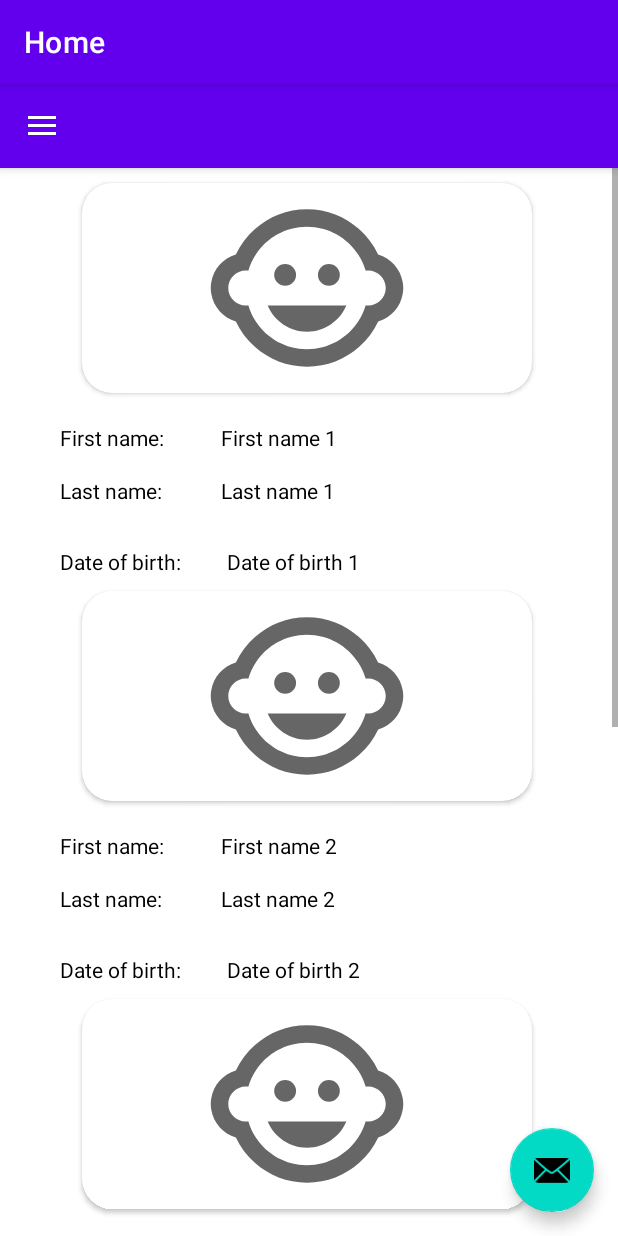
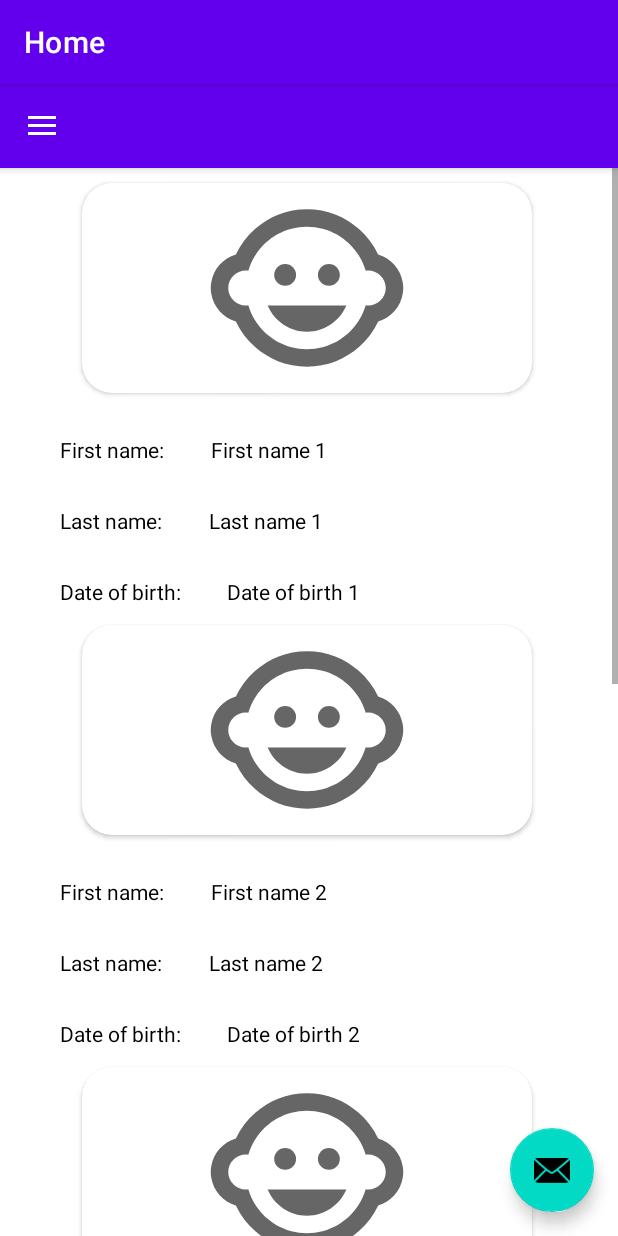
Before and after one commit to kclaudeeager/maternally_app, an Android app: the fragment Kids_details_fragment placed in its activity, on a phone screen of 412 x 824 dp. Run offline under Robolectric (Android 15) with nearby library versions, the phone set to English and light mode, and no system bars; our stand-ins replace navigation-ui; network calls fail; pictures from the network do not load; 2 statements that could not run were skipped.

Commit message:
Kids details

```diff
--- a/app/src/main/res/layout/fragment_kids_details_fragment.xml
+++ b/app/src/main/res/layout/fragment_kids_details_fragment.xml
@@ -11,6 +11,8 @@
         android:layout_width="match_parent"
         android:orientation="vertical"
         android:id="@+id/kidLinearLayout"
+        android:gravity="center"
+        android:layout_marginBottom="10dp"
         android:layout_height="match_parent">
 
     </androidx.appcompat.widget.LinearLayoutCompat>
--- a/app/src/main/res/layout/kids_details.xml
+++ b/app/src/main/res/layout/kids_details.xml
@@ -35,7 +35,7 @@
         android:layout_width="wrap_content"
         android:layout_height="wrap_content"
         android:layout_marginStart="40dp"
-        android:layout_marginTop="20dp"
+        android:layout_marginTop="28dp"
         android:text="First name:"
 
         android:textColor="@color/black"
@@ -46,12 +46,12 @@
         android:id="@+id/first_name"
         android:layout_width="203dp"
         android:layout_height="wrap_content"
-        android:layout_marginStart="38dp"
-        android:layout_marginTop="20dp"
-        android:layout_marginEnd="224dp"
+        android:layout_marginStart="32dp"
+        android:layout_marginTop="28dp"
+        android:layout_marginEnd="79dp"
         android:textColor="@color/black"
         app:layout_constraintEnd_toEndOf="parent"
-        app:layout_constraintHorizontal_bias="0.0"
+        app:layout_constraintHorizontal_bias="0.083"
         app:layout_constraintStart_toEndOf="@+id/textView2"
         app:layout_constraintTop_toBottomOf="@+id/cardView" />
 
@@ -59,12 +59,12 @@
         android:id="@+id/lastname"
         android:layout_width="203dp"
         android:layout_height="wrap_content"
-        android:layout_marginStart="52dp"
-        android:layout_marginTop="16dp"
-        android:layout_marginEnd="212dp"
+        android:layout_marginStart="32dp"
+        android:layout_marginTop="28dp"
+        android:layout_marginEnd="79dp"
         android:textColor="@color/black"
         app:layout_constraintEnd_toEndOf="parent"
-        app:layout_constraintHorizontal_bias="0.078"
+        app:layout_constraintHorizontal_bias="0.083"
         app:layout_constraintStart_toEndOf="@+id/textView6"
         app:layout_constraintTop_toBottomOf="@+id/first_name" />
 
@@ -73,7 +73,7 @@
         android:layout_width="wrap_content"
         android:layout_height="wrap_content"
         android:layout_marginStart="40dp"
-        android:layout_marginTop="16dp"
+        android:layout_marginTop="28dp"
         android:text="Last name:"
         android:textColor="@color/black"
         app:layout_constraintStart_toStartOf="parent"
@@ -92,8 +92,8 @@
 
     <TextView
         android:id="@+id/birthDate"
-        android:layout_width="203dp"
-        android:layout_height="wrap_content"
+        android:layout_width="199dp"
+        android:layout_height="22dp"
         android:layout_marginStart="32dp"
         android:layout_marginTop="28dp"
         android:layout_marginEnd="79dp"
```
